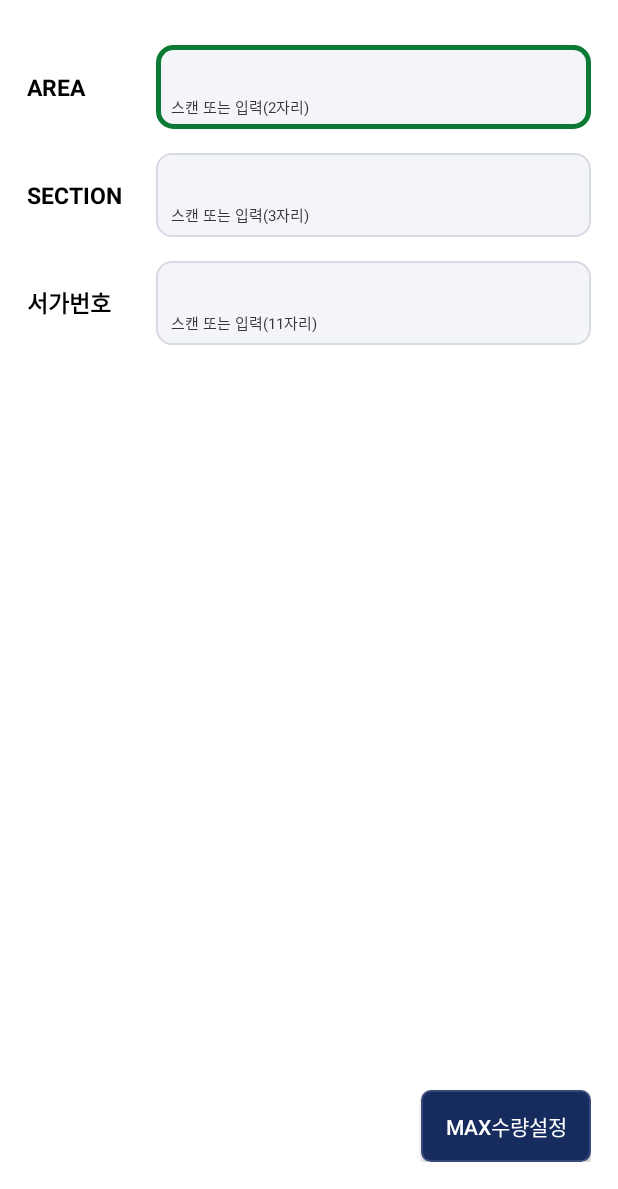
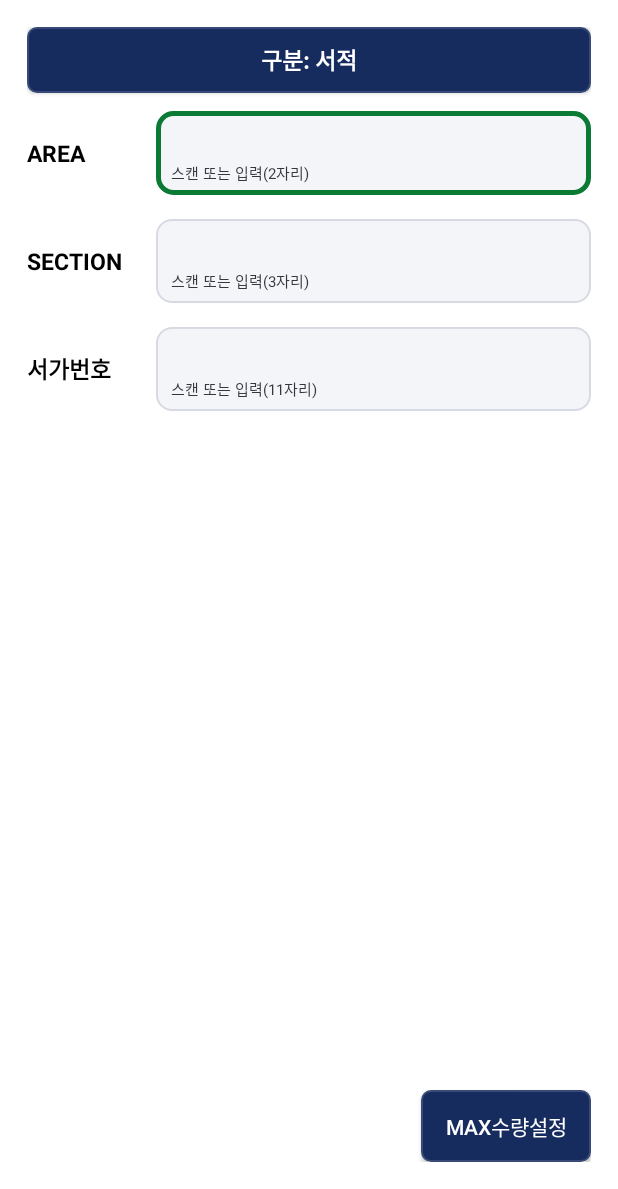
Before and after one commit to htcnams-lgtm/kointbook, an Android app: the LocationInputActivity screen opened directly, with no data from a screen before it, on a phone screen of 412 x 824 dp, the part 47-1236 px from its top. Run offline under Robolectric (Android 15) with nearby library versions, the phone set to English and light mode, and no system bars.

Commit message:
PDA 위치입력에 서적/문구 구분 스위치 추가 (문구는 서가번호 X 고정)
Co-Authored-By: Claude Sonnet 5.5 <noreply@anthropic.com>
Claude-Session: https://claude.ai/code/session_01WtGo8nfGY5FnCXxweyo2V8

```diff
--- a/android_app/app/src/main/java/com/example/usbbridge/AppState.kt
+++ b/android_app/app/src/main/java/com/example/usbbridge/AppState.kt
@@ -12,6 +12,12 @@ package com.example.usbbridge
  * 컬럼으로 쓰기 때문이다.
  */
 object AppState {
+    const val KIND_BOOK = "서적"
+    const val KIND_STATIONERY = "문구"
+    const val STATIONERY_SHELF_NO = "X"
+
+    val isStationery: Boolean get() = itemKind == KIND_STATIONERY
+
     var storeCode: String = "KYOBO01"
     var storeName: String = "교보문고 광화문점"
     var workerCode: String = ""
@@ -21,6 +27,8 @@ object AppState {
     var currentArea: String = ""
     var currentSection: String = ""
     var currentShelfNo: String = ""
+    // [2026-10-15] 위치입력 화면의 서적/문구 구분. 문구는 서가번호가 없어 STATIONERY_SHELF_NO("X")로 저장한다.
+    var itemKind: String = KIND_BOOK
     var currentDan: String = ""
     var currentYeol: String = ""
     var autoMode: Boolean = true   // true=자동(스캔 시 수량 1 자동입력), false=수동(스캔 후 수량 직접입력)
@@ -67,6 +75,7 @@ object AppState {
         currentArea = db.getSetting("app_current_area", currentArea)
         currentSection = db.getSetting("app_current_section", currentSection)
         currentShelfNo = db.getSetting("app_current_shelf_no", currentShelfNo)
+        itemKind = db.getSetting("app_item_kind", KIND_BOOK).let { if (it == KIND_STATIONERY) it else KIND_BOOK }
         currentDan = db.getSetting("app_current_dan", currentDan)
         currentYeol = db.getSetting("app_current_yeol", currentYeol)
         autoMode = db.getSetting("app_auto_mode", if (autoMode) "1" else "0") == "1"
@@ -88,6 +97,7 @@ object AppState {
         db.setSetting("app_current_area", currentArea)
         db.setSetting("app_current_section", currentSection)
         db.setSetting("app_current_shelf_no", currentShelfNo)
+        db.setSetting("app_item_kind", itemKind)
         db.setSetting("app_current_dan", currentDan)
         db.setSetting("app_current_yeol", currentYeol)
     }
--- a/android_app/app/src/main/java/com/example/usbbridge/LocationInputActivity.kt
+++ b/android_app/app/src/main/java/com/example/usbbridge/LocationInputActivity.kt
@@ -78,6 +78,21 @@ class LocationInputActivity : BaseActivity() {
     private lateinit var etSection: EditText
     private lateinit var etShelfNo: EditText
     private lateinit var fields: List<EditText>
+    private lateinit var btnKind: android.widget.Button
+    private lateinit var rowShelf: android.view.View
+
+    // 문구 모드는 AREA -> SECTION 두 칸만 쓴다(서가번호는 "X" 고정 저장).
+    private fun lastIndex(): Int = if (AppState.isStationery) 1 else fields.size - 1
+
+    private fun applyKind() {
+        val st = AppState.isStationery
+        btnKind.text = "구분: ${AppState.itemKind}" + if (st) "  (서가번호 없음)" else ""
+        rowShelf.visibility = if (st) android.view.View.GONE else android.view.View.VISIBLE
+        findViewById<TextView>(R.id.tvTitleBarText).text =
+            if (st) "KOINTBOOK [문구 위치입력]" else "KOINTBOOK [위치입력]"
+        etSection.imeOptions = if (st) EditorInfo.IME_ACTION_DONE else EditorInfo.IME_ACTION_NEXT
+        etSection.nextFocusDownId = if (st) R.id.etSection else R.id.etShelfNo
+    }
 
     // 물리 스캔버튼은 "지금 어느 칸을 채워야 하는지"를 모르고 그냥 한
     // 건만 쏴주므로, 마지막으로 포커스를 받은 칸의 인덱스를 기억해뒀다가
@@ -124,6 +139,8 @@ class LocationInputActivity : BaseActivity() {
         etSection = findViewById(R.id.etSection)
         etShelfNo = findViewById(R.id.etShelfNo)
         fields = listOf(etArea, etSection, etShelfNo)
+        btnKind = findViewById(R.id.btnKind)
+        rowShelf = findViewById(R.id.rowShelf)
 
         for ((index, field) in fields.withIndex()) {
             // 자릿수 제한은 XML(maxLength) 대신 여기서 건다 - 잘라낸 글자 수를 세어 두었다가
@@ -165,7 +182,7 @@ class LocationInputActivity : BaseActivity() {
                 if (keyEvent.action != KeyEvent.ACTION_DOWN) return@setOnKeyListener false
                 when (keyCode) {
                     KeyEvent.KEYCODE_DPAD_DOWN -> {
-                        if (index < fields.size - 1) {
+                        if (index < lastIndex()) {
                             fields[index + 1].requestFocus()
                             fields[index + 1].selectAll()
                         }
@@ -175,6 +192,8 @@ class LocationInputActivity : BaseActivity() {
                         if (index > 0) {
                             fields[index - 1].requestFocus()
                             fields[index - 1].selectAll()
+                        } else {
+                            btnKind.requestFocus()
                         }
                         true
                     }
@@ -185,7 +204,23 @@ class LocationInputActivity : BaseActivity() {
 
         setFieldText(0, AppState.currentArea)
         setFieldText(1, AppState.currentSection)
-        setFieldText(2, AppState.currentShelfNo)
+        setFieldText(2, if (AppState.isStationery || AppState.currentShelfNo == AppState.STATIONERY_SHELF_NO) "" else AppState.currentShelfNo)
+
+        btnKind.setOnClickListener {
+            AppState.itemKind = if (AppState.isStationery) AppState.KIND_BOOK else AppState.KIND_STATIONERY
+            AppState.persistLocation(this)
+            applyKind()
+            etArea.requestFocus()
+            etArea.selectAll()
+        }
+        btnKind.setOnKeyListener { _, keyCode, keyEvent ->
+            if (keyEvent.action == KeyEvent.ACTION_DOWN && keyCode == KeyEvent.KEYCODE_DPAD_DOWN) {
+                etArea.requestFocus()
+                etArea.selectAll()
+                true
+            } else false
+        }
+        applyKind()
 
         findViewById<android.widget.Button>(R.id.btnMaxQty).setOnClickListener {
             showMaxQtyDialog()
@@ -234,7 +269,7 @@ class LocationInputActivity : BaseActivity() {
         // [2026-10-06] "서가번호 물리스캔후 바로 재고입력화면으로 넘어가지않고 물리 엔터키 눌러야
         // 재고입력화면으로" - 마지막 칸(서가번호)은 스캔으로 값만 채우고 멈춘다. 스캐너가 값 뒤에
         // 자동으로 붙이는 엔터(scannedBurst)도 무시하고, 사람이 직접 누른 물리 엔터만 이동시킨다.
-        val isLast = index == fields.size - 1
+        val isLast = index == lastIndex()
         if (isLast && (fromScan || scannedBurst)) {
             clearOverflow(index)
             fields[index].requestFocus()
@@ -258,7 +293,7 @@ class LocationInputActivity : BaseActivity() {
             fields[index].selectAll()
             return
         }
-        if (index < fields.size - 1) {
+        if (index < lastIndex()) {
             val next = fields[index + 1]
             next.requestFocus()
             next.selectAll()
@@ -301,9 +336,11 @@ class LocationInputActivity : BaseActivity() {
     private fun enterLocation() {
         val area = etArea.text.toString().trim()
         val section = etSection.text.toString().trim()
-        val shelfNo = etShelfNo.text.toString().trim()
+        val shelfNo = if (AppState.isStationery) AppState.STATIONERY_SHELF_NO else etShelfNo.text.toString().trim()
         if (area.isEmpty() || section.isEmpty() || shelfNo.isEmpty()) {
-            Toast.makeText(this, "AREA/SECTION/서가번호를 모두 입력하세요.", Toast.LENGTH_SHORT).show()
+            Toast.makeText(this,
+                if (AppState.isStationery) "AREA/SECTION을 모두 입력하세요." else "AREA/SECTION/서가번호를 모두 입력하세요.",
+                Toast.LENGTH_SHORT).show()
             when {
                 area.isEmpty() -> etArea.requestFocus()
                 section.isEmpty() -> etSection.requestFocus()
--- a/android_app/app/src/main/java/com/example/usbbridge/StockInputActivity.kt
+++ b/android_app/app/src/main/java/com/example/usbbridge/StockInputActivity.kt
@@ -309,7 +309,7 @@ class StockInputActivity : BaseActivity() {
         setContentView(R.layout.activity_stock_input)
         db = DbHelper.getInstance(this)
 
-        findViewById<TextView>(R.id.tvTitleBarText).text = "KOINTBOOK [재고입력]"
+        findViewById<TextView>(R.id.tvTitleBarText).text = if (AppState.isStationery) "KOINTBOOK [문구 재고입력]" else "KOINTBOOK [재고입력]"
 
         rgMode = findViewById(R.id.rgMode)
         tvLoc = findViewById(R.id.tvLoc)
--- a/android_app/app/src/main/res/layout/activity_location_input.xml
+++ b/android_app/app/src/main/res/layout/activity_location_input.xml
@@ -27,6 +27,19 @@
         android:layout_weight="1"
         android:orientation="vertical"
         android:padding="18dp">
+
+        <!-- [2026-10-15] 서적/문구 구분 스위치(기본 서적). 문구면 서가번호 줄이 사라진다. -->
+        <androidx.appcompat.widget.AppCompatButton
+            android:id="@+id/btnKind"
+            android:layout_width="match_parent"
+            android:layout_height="44dp"
+            android:background="@drawable/button_classic"
+            android:elevation="2dp"
+            android:textColor="#FFFFFF"
+            android:textSize="15sp"
+            android:textStyle="bold"
+            android:nextFocusDown="@+id/etArea"
+            android:text="구분: 서적" />
 
         <!-- 1. AREA -->
         <LinearLayout
@@ -137,8 +150,9 @@
             </FrameLayout>
         </LinearLayout>
 
-        <!-- 3. 서가번호 -->
+        <!-- 3. 서가번호 (문구 모드에서는 숨김) -->
         <LinearLayout
+            android:id="@+id/rowShelf"
             android:layout_width="match_parent"
             android:layout_height="wrap_content"
             android:orientation="horizontal"
```
Also changed, not shown: 1 other file.
